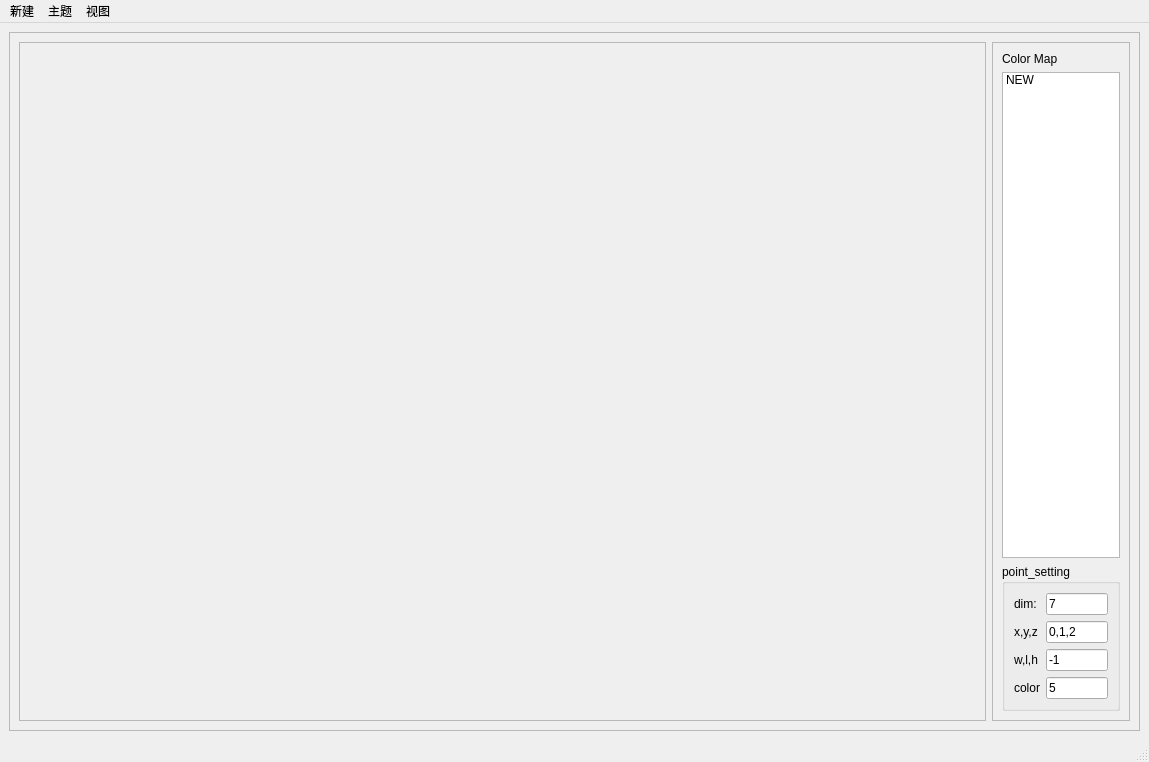
Old version of the form Config/qviz.ui in the repository xiaoqiang-cheng/Oviz.
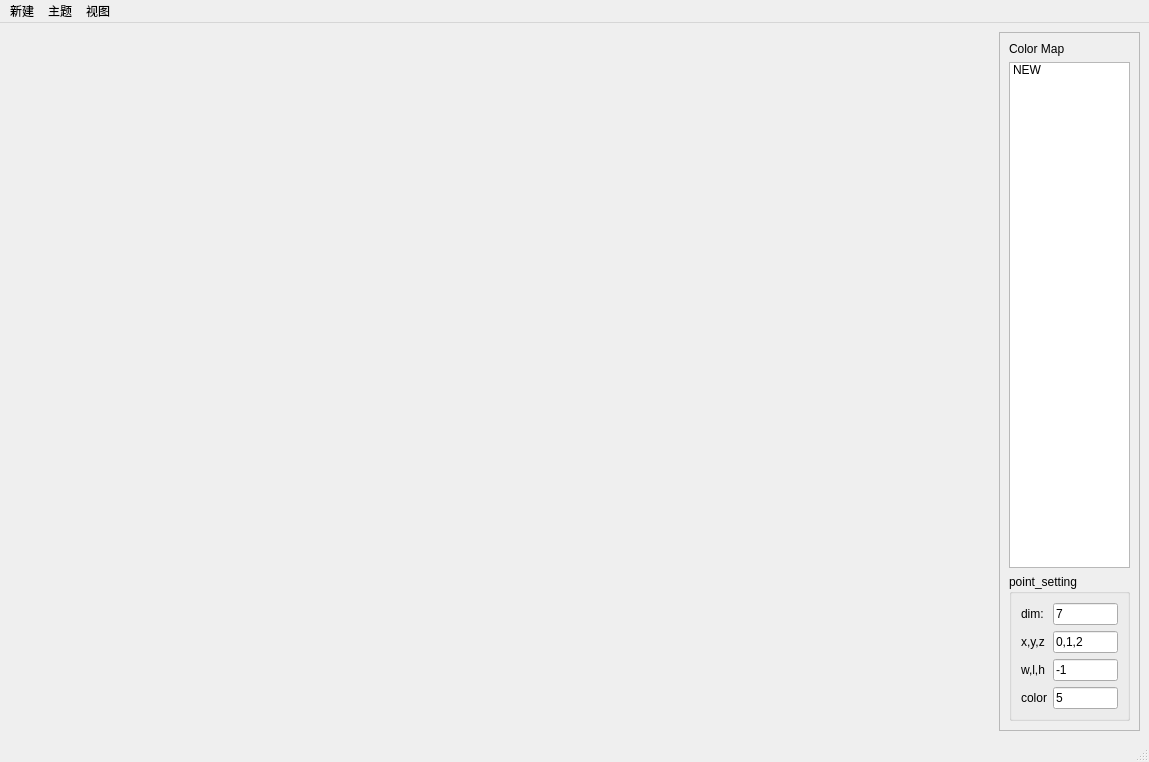
New version of the form. Icons and pictures are not drawn.

What changed in the file:
```diff
--- a/Config/qviz.ui
+++ b/Config/qviz.ui
@@ -27,25 +27,26 @@
    <set>QMainWindow::AllowTabbedDocks|QMainWindow::AnimatedDocks</set>
   </property>
   <widget class="QWidget" name="centralwidget">
-   <layout class="QVBoxLayout" name="verticalLayout">
-    <item>
-     <widget class="QFrame" name="mainwindow_frame">
-      <property name="frameShape">
-       <enum>QFrame::StyledPanel</enum>
-      </property>
-      <property name="frameShadow">
-       <enum>QFrame::Raised</enum>
-      </property>
       <layout class="QHBoxLayout" name="horizontalLayout" stretch="7,1">
        <item>
-        <widget class="QFrame" name="pointcloud_vis_frame">
-         <property name="frameShape">
-          <enum>QFrame::StyledPanel</enum>
-         </property>
-         <property name="frameShadow">
-          <enum>QFrame::Raised</enum>
-         </property>
-         <layout class="QHBoxLayout" name="horizontalLayout_2"/>
+     <widget class="QWidget" name="pointcloud_vis_widget" native="true">
+      <layout class="QHBoxLayout" name="pointcloud_vis_widget_layout">
+       <property name="spacing">
+        <number>0</number>
+       </property>
+       <property name="leftMargin">
+        <number>0</number>
+       </property>
+       <property name="topMargin">
+        <number>0</number>
+       </property>
+       <property name="rightMargin">
+        <number>0</number>
+       </property>
+       <property name="bottomMargin">
+        <number>0</number>
+       </property>
+      </layout>
         </widget>
        </item>
        <item>
@@ -58,8 +59,8 @@
            <rect>
             <x>0</x>
             <y>0</y>
-            <width>144</width>
-            <height>656</height>
+         <width>139</width>
+         <height>697</height>
            </rect>
           </property>
           <layout class="QVBoxLayout" name="verticalLayout_3">
@@ -150,9 +151,6 @@
        </item>
       </layout>
      </widget>
-    </item>
-   </layout>
-  </widget>
   <widget class="QMenuBar" name="menubar">
    <property name="geometry">
     <rect>
```
Left out of the diff: 20 changed lines with no effect on the pictures. Lines whose indentation alone changed are shown as unchanged.
